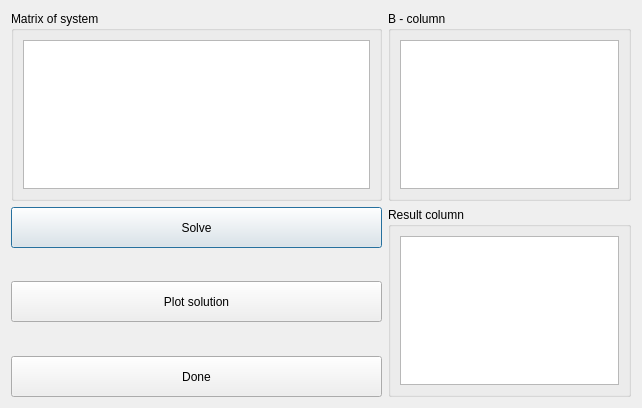
Igopin/QtBase, file solveslae.ui: the form before one commit.
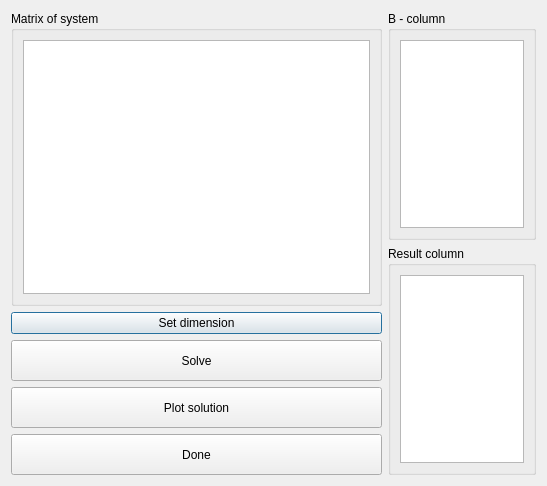
The form after the commit.

What changed in the file:
```diff
--- a/solveslae.ui
+++ b/solveslae.ui
@@ -6,27 +6,19 @@
    <rect>
     <x>0</x>
     <y>0</y>
-    <width>642</width>
-    <height>408</height>
+    <width>547</width>
+    <height>486</height>
    </rect>
   </property>
   <property name="windowTitle">
    <string>Dialog</string>
   </property>
   <layout class="QGridLayout" name="gridLayout">
-   <item row="1" column="1">
-    <widget class="QGroupBox" name="groupBox_3">
-     <property name="title">
-      <string>Result column</string>
-     </property>
-     <layout class="QVBoxLayout" name="verticalLayout_7">
-      <item>
-       <widget class="QTableWidget" name="result_column_table_widget"/>
-      </item>
-     </layout>
-    </widget>
-   </item>
    <item row="0" column="0">
+    <layout class="QHBoxLayout" name="main_layout">
+     <item>
+      <layout class="QVBoxLayout" name="right_part_layout">
+       <item>
     <widget class="QGroupBox" name="groupBox">
      <property name="title">
       <string>Matrix of system</string>
@@ -38,22 +30,19 @@
      </layout>
     </widget>
    </item>
-   <item row="0" column="1">
-    <widget class="QGroupBox" name="groupBox_2">
-     <property name="title">
-      <string>B - column</string>
-     </property>
-     <layout class="QHBoxLayout" name="horizontalLayout_3">
-      <item>
-       <widget class="QTableWidget" name="b_column_table_widget"/>
-      </item>
-     </layout>
-     <zorder>b_column_table_widget</zorder>
-     <zorder>groupBox_3</zorder>
-    </widget>
-   </item>
-   <item row="1" column="0">
-    <layout class="QVBoxLayout" name="verticalLayout_5">
+       <item>
+        <layout class="QVBoxLayout" name="buttons_layout">
+         <item>
+          <layout class="QHBoxLayout" name="set_dim_layout">
+           <item>
+            <widget class="QPushButton" name="set_dim_button">
+             <property name="text">
+              <string>Set dimension</string>
+             </property>
+            </widget>
+           </item>
+          </layout>
+         </item>
      <item>
       <widget class="QPushButton" name="solve_button">
        <property name="minimumSize">
@@ -67,19 +56,6 @@
        </property>
       </widget>
      </item>
-     <item>
-      <spacer name="verticalSpacer">
-       <property name="orientation">
-        <enum>Qt::Vertical</enum>
-       </property>
-       <property name="sizeHint" stdset="0">
-        <size>
-         <width>20</width>
-         <height>30</height>
-        </size>
-       </property>
-      </spacer>
-     </item>
      <item>
       <widget class="QPushButton" name="plot_solution_button">
        <property name="minimumSize">
@@ -93,19 +69,6 @@
        </property>
       </widget>
      </item>
-     <item>
-      <spacer name="verticalSpacer_2">
-       <property name="orientation">
-        <enum>Qt::Vertical</enum>
-       </property>
-       <property name="sizeHint" stdset="0">
-        <size>
-         <width>20</width>
-         <height>30</height>
-        </size>
-       </property>
-      </spacer>
-     </item>
      <item>
       <widget class="QPushButton" name="done_bitton">
        <property name="minimumSize">
@@ -118,6 +81,64 @@
         <string>Done</string>
        </property>
       </widget>
+         </item>
+        </layout>
+       </item>
+      </layout>
+     </item>
+     <item>
+      <layout class="QVBoxLayout" name="left_part_layout">
+       <item>
+        <widget class="QGroupBox" name="b_vec_group_box">
+         <property name="maximumSize">
+          <size>
+           <width>160</width>
+           <height>16777215</height>
+          </size>
+         </property>
+         <property name="title">
+          <string>B - column</string>
+         </property>
+         <layout class="QVBoxLayout" name="verticalLayout_11">
+          <item>
+           <widget class="QTableWidget" name="b_column_table_widget">
+            <property name="maximumSize">
+             <size>
+              <width>140</width>
+              <height>16777215</height>
+             </size>
+            </property>
+           </widget>
+          </item>
+         </layout>
+        </widget>
+       </item>
+       <item>
+        <widget class="QGroupBox" name="res_vec_group_box">
+         <property name="maximumSize">
+          <size>
+           <width>160</width>
+           <height>16777215</height>
+          </size>
+         </property>
+         <property name="title">
+          <string>Result column</string>
+         </property>
+         <layout class="QVBoxLayout" name="verticalLayout_7">
+          <item>
+           <widget class="QTableWidget" name="result_column_table_widget">
+            <property name="maximumSize">
+             <size>
+              <width>140</width>
+              <height>16777215</height>
+             </size>
+            </property>
+           </widget>
+          </item>
+         </layout>
+        </widget>
+       </item>
+      </layout>
      </item>
     </layout>
    </item>
```
Lines whose indentation alone changed are shown as unchanged.
